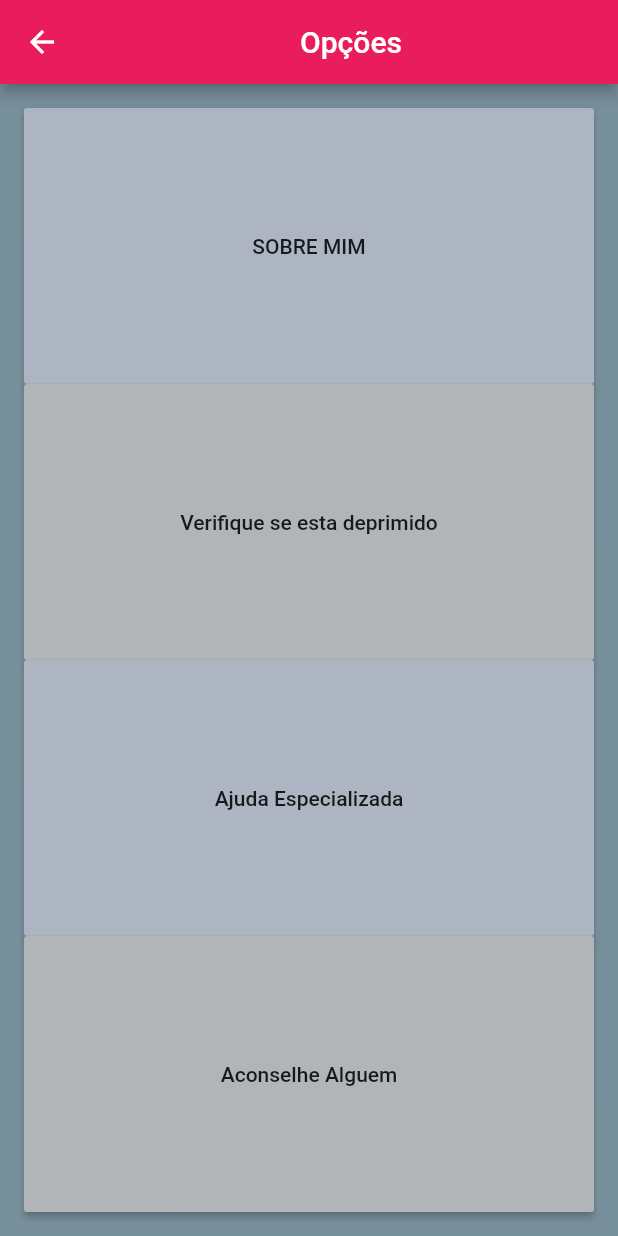
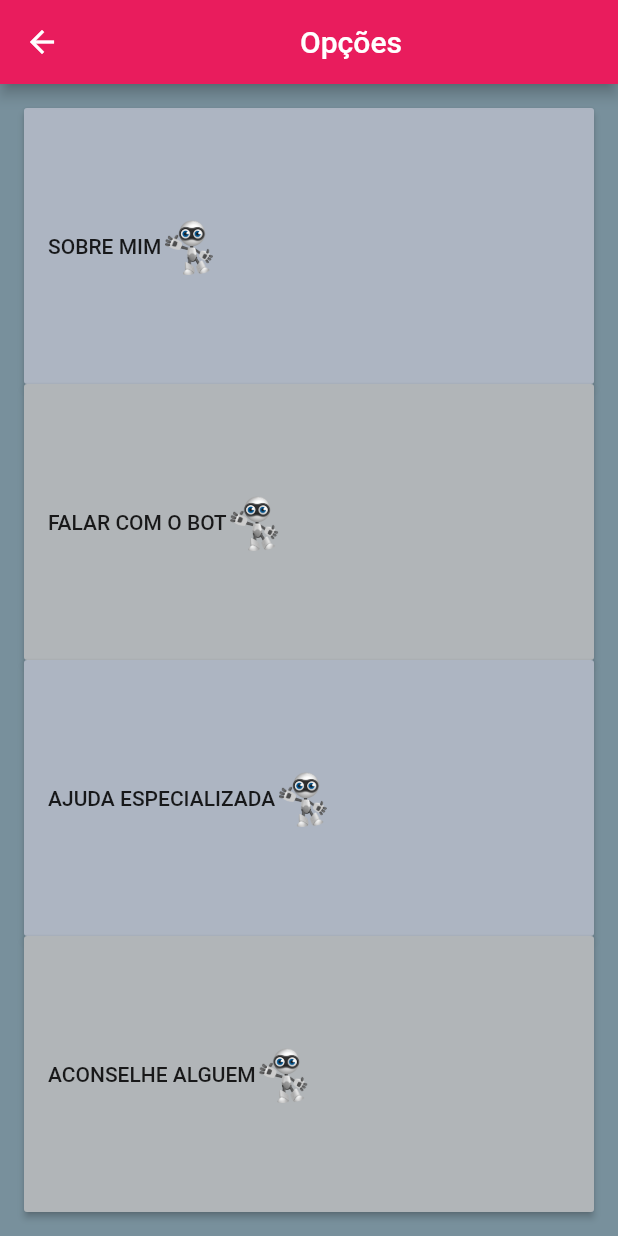
Before and after one commit to felipeferrari90/ps-nilton, a Flutter app: the ScreenOptions screen opened by its route, on a phone screen of 412 x 824 dp. Run offline on Flutter 3.47's test engine with Material 2 defaults, Android fonts, the phone set to English and light mode, and no system bars; our stand-ins replace sqflite; accounts and stored records are empty.

Commit message:
ultimo commit se Deus quiser

```diff
--- a/lib/main.dart
+++ b/lib/main.dart
@@ -3,7 +3,6 @@ import 'package:ps_goodbot/screens/home_bot.dart';
 import 'package:ps_goodbot/screens/screen_advise.dart';
 import 'package:ps_goodbot/screens/screen_help.dart';
 import 'package:ps_goodbot/screens/screen_options.dart';
-import 'package:ps_goodbot/screens/screen_questions.dart';
 import 'package:ps_goodbot/screens/screen_bot_about.dart';
 import 'package:ps_goodbot/screens/screen_chat.dart';
 
--- a/lib/screens/screen_help.dart
+++ b/lib/screens/screen_help.dart
@@ -44,9 +44,6 @@ class ScreenHelp extends StatelessWidget {
                   ),
               ),
 
-
-              Text("SAMU (Serviço de Atendimento Móvel de Urgência)"),
-              Text("Disque 192",textAlign: TextAlign.center),
               espaco(),
               Text("Você pode consultar especialistas também como psicólogos e psiquiatras."),
               Text("Lembre-se esses médicos estão agindo para te ajudar, você NÃO ESTÁ e NÃO É LOUCO"),
--- a/lib/screens/screen_options.dart
+++ b/lib/screens/screen_options.dart
@@ -32,7 +32,17 @@ class _ScreenOptionsState extends State<ScreenOptions> {
                   child: RaisedButton(
                     color: Color.fromRGBO(173, 181, 194, 1.0),
                     child: Center(
-                      child: Text("SOBRE MIM")
+                      child: Row (
+                         children: <Widget>[
+                            Text("SOBRE MIM"),
+                             Center(
+                                child: Center(
+                                child: Image.asset("assets/robo.png",
+                                width: 40,),
+                            ),
+                          ),
+                         ],
+                      )
                     ),
                     onPressed: (){
                       Navigator.pushNamed(context,"/bot_about",arguments: username);
@@ -43,7 +53,17 @@ class _ScreenOptionsState extends State<ScreenOptions> {
                   child: RaisedButton(
                     color: Color.fromRGBO(177, 181, 184, 1.0),
                     child: Center(
-                      child: Text("Verifique se esta deprimido")
+                      child: Row (
+                         children: <Widget>[
+                            Text("FALAR COM O BOT"),
+                             Center(
+                                child: Center(
+                                child: Image.asset("assets/robo.png",
+                                width: 40,),
+                            ),
+                          ),
+                         ],
+                      )
                     ),
                     onPressed: (){
                       Navigator.pushNamed(context,"/bot_questoes",arguments: username);
@@ -56,7 +76,17 @@ class _ScreenOptionsState extends State<ScreenOptions> {
                   child: RaisedButton(
                     color: Color.fromRGBO(173, 181, 194, 1.0),
                     child: Center(
-                      child: Text("Ajuda Especializada")
+                      child: Row (
+                         children: <Widget>[
+                            Text("AJUDA ESPECIALIZADA"),
+                             Center(
+                                child: Center(
+                                child: Image.asset("assets/robo.png",
+                                width: 40,),
+                            ),
+                          ),
+                         ],
+                      )
                     ),
                      onPressed: (){
                       Navigator.pushNamed(context,"/bot_ajuda",arguments: username);
@@ -67,7 +97,17 @@ class _ScreenOptionsState extends State<ScreenOptions> {
                   child: RaisedButton(
                     color: Color.fromRGBO(177, 181, 184, 1.0),
                     child: Center(
-                      child: Text("Aconselhe Alguem")
+                      child: Row (
+                         children: <Widget>[
+                            Text("ACONSELHE ALGUEM"),
+                             Center(
+                                child: Center(
+                                child: Image.asset("assets/robo.png",
+                                width: 40,),
+                            ),
+                          ),
+                         ],
+                      )
                     ),
                      onPressed: (){
                       Navigator.pushNamed(context,"/bot_aconselhe_alguem",arguments: username);
@@ -75,17 +115,6 @@ class _ScreenOptionsState extends State<ScreenOptions> {
                   ),
                 ),
 
-                 /*Expanded(
-                  child: RaisedButton(
-                    color: Color.fromRGBO(173, 181, 194, 1.0),
-                    child: Center(
-                      child: Text("Historico de visitas")
-                    ),
-                     onPressed: (){
-                      Navigator.pushNamed(context,"/screen_pontos",arguments: username);
-                    },
-                  ),
-                ),*/
 
          ],
        ),
```
Also changed, not shown: pubspec.lock.
